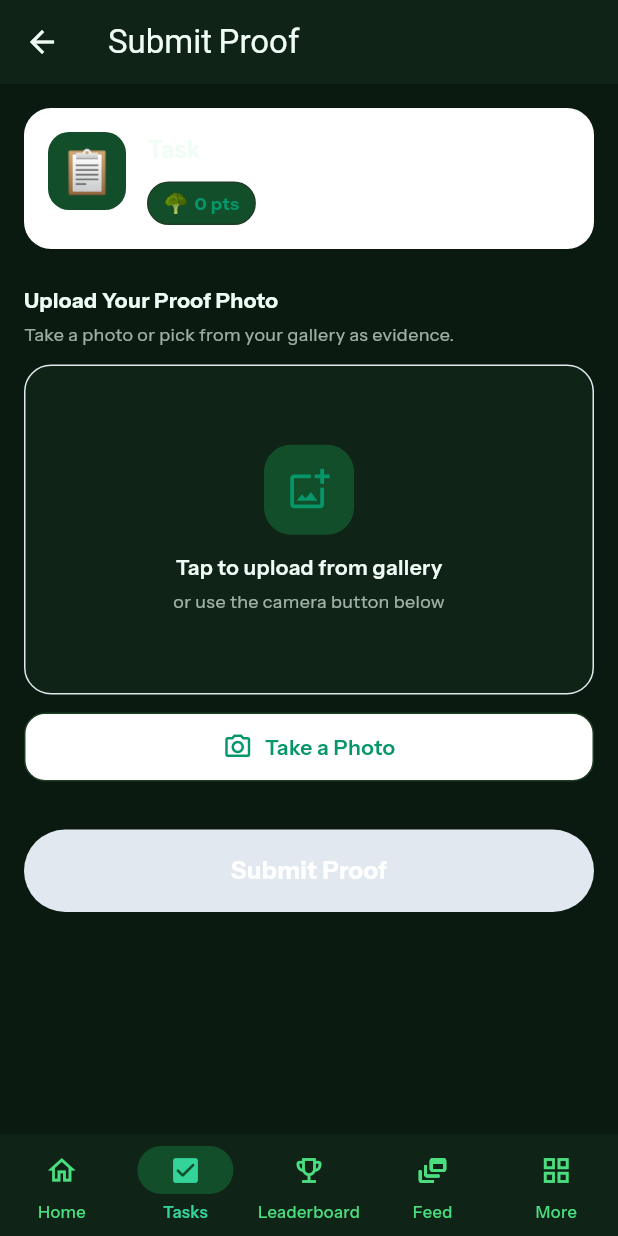
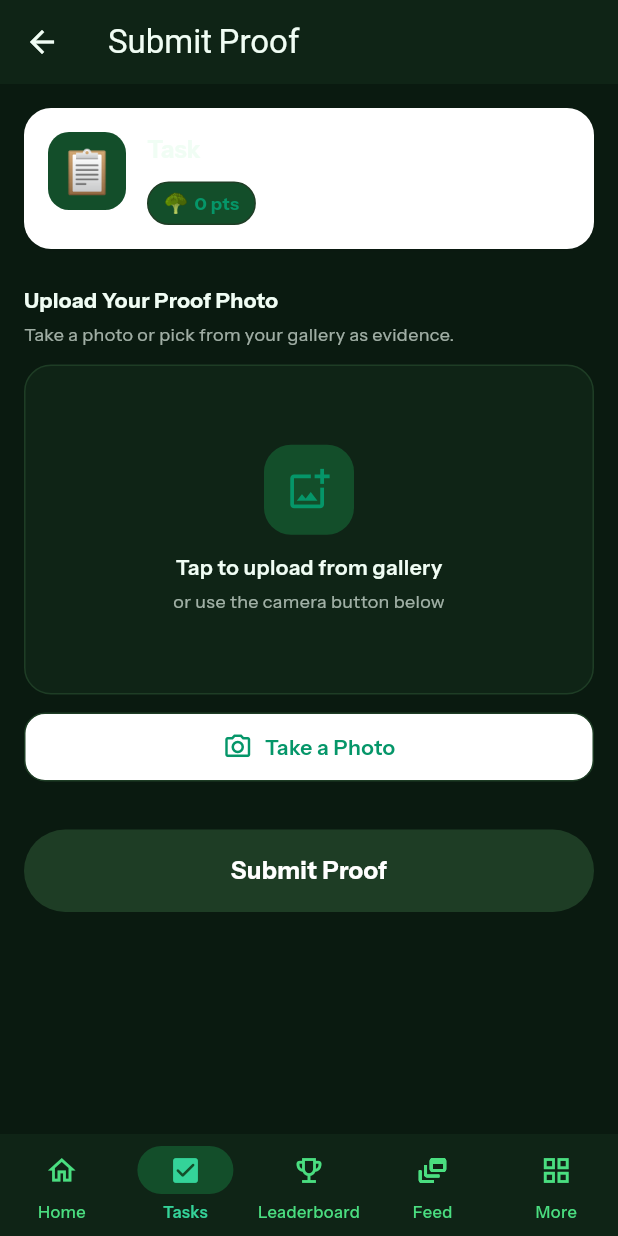
Before and after one commit to thenutritionleague-pixel/tnl, a Flutter app: the TaskSubmissionScreen screen opened by its route, on a phone screen of 412 x 824 dp. Run offline on Flutter 3.47's test engine with Material 3 defaults, Android fonts, the phone set to English and light mode, and no system bars; our stand-ins replace confetti, flutter_html, go_router, google_fonts, image_picker, supabase_flutter; accounts and stored records are empty; Roboto replaces fonts that are missing (Instrument Serif).

Commit message:
fix: replace AppColors.border with colorScheme.outline across feed, tasks, submission screens
Co-Authored-By: Claude Sonnet 4.6 <noreply@anthropic.com>

```diff
--- a/mobile/lib/features/feed/screens/feed_screen.dart
+++ b/mobile/lib/features/feed/screens/feed_screen.dart
@@ -162,7 +162,7 @@ class _FeedScreenState extends State<FeedScreen>
                             border: Border.all(
                               color: isPinned
                                   ? AppColors.primary.withValues(alpha: 0.35)
-                                  : AppColors.border,
+                                  : Theme.of(context).colorScheme.outline,
                             ),
                             boxShadow: isPinned
                                 ? [BoxShadow(color: AppColors.primary.withValues(alpha: 0.08), blurRadius: 12)]
@@ -240,7 +240,7 @@ class _FeedScreenState extends State<FeedScreen>
                                               : Theme.of(context).colorScheme.surface,
                                           borderRadius: BorderRadius.circular(20),
                                           border: Border.all(
-                                            color: reacted ? AppColors.primary.withValues(alpha: 0.4) : AppColors.border,
+                                            color: reacted ? AppColors.primary.withValues(alpha: 0.4) : Theme.of(context).colorScheme.outline,
                                           ),
                                         ),
                                         child: Text(
--- a/mobile/lib/features/tasks/screens/task_submission_screen.dart
+++ b/mobile/lib/features/tasks/screens/task_submission_screen.dart
@@ -301,7 +301,7 @@ class _TaskSubmissionScreenState extends State<TaskSubmissionScreen> {
                   border: Border.all(
                     color: _selectedImage != null
                         ? AppColors.primary
-                        : AppColors.border,
+                        : Theme.of(context).colorScheme.outline,
                     width: _selectedImage != null ? 2 : 1,
                   ),
                   boxShadow: [BoxShadow(color: Colors.black.withValues(alpha: 0.04), blurRadius: 8)],
@@ -394,7 +394,7 @@ class _TaskSubmissionScreenState extends State<TaskSubmissionScreen> {
                 decoration: BoxDecoration(
                   color: _submitting
                       ? AppColors.primary.withValues(alpha: 0.6)
-                      : (_selectedImage != null ? AppColors.primary : AppColors.border),
+                      : (_selectedImage != null ? AppColors.primary : Theme.of(context).colorScheme.outline),
                   borderRadius: BorderRadius.circular(28),
                 ),
                 child: Center(
--- a/mobile/lib/features/tasks/screens/tasks_screen.dart
+++ b/mobile/lib/features/tasks/screens/tasks_screen.dart
@@ -364,7 +364,7 @@ class _WeekTab extends StatelessWidget {
           decoration: BoxDecoration(
             color: selected ? AppColors.primary : Theme.of(context).colorScheme.surface,
             borderRadius: BorderRadius.circular(20),
-            border: Border.all(color: selected ? AppColors.primary : AppColors.border),
+            border: Border.all(color: selected ? AppColors.primary : Theme.of(context).colorScheme.outline),
           ),
           child: Text(
             label,
@@ -420,7 +420,7 @@ class _TaskCard extends StatelessWidget {
         color: Theme.of(context).colorScheme.surface,
         borderRadius: BorderRadius.circular(14),
         border: Border.all(
-          color: status == 'rejected' ? AppColors.rejected.withValues(alpha: 0.4) : AppColors.border,
+          color: status == 'rejected' ? AppColors.rejected.withValues(alpha: 0.4) : Theme.of(context).colorScheme.outline,
           width: status == 'rejected' ? 1.5 : 1,
         ),
       ),
```
